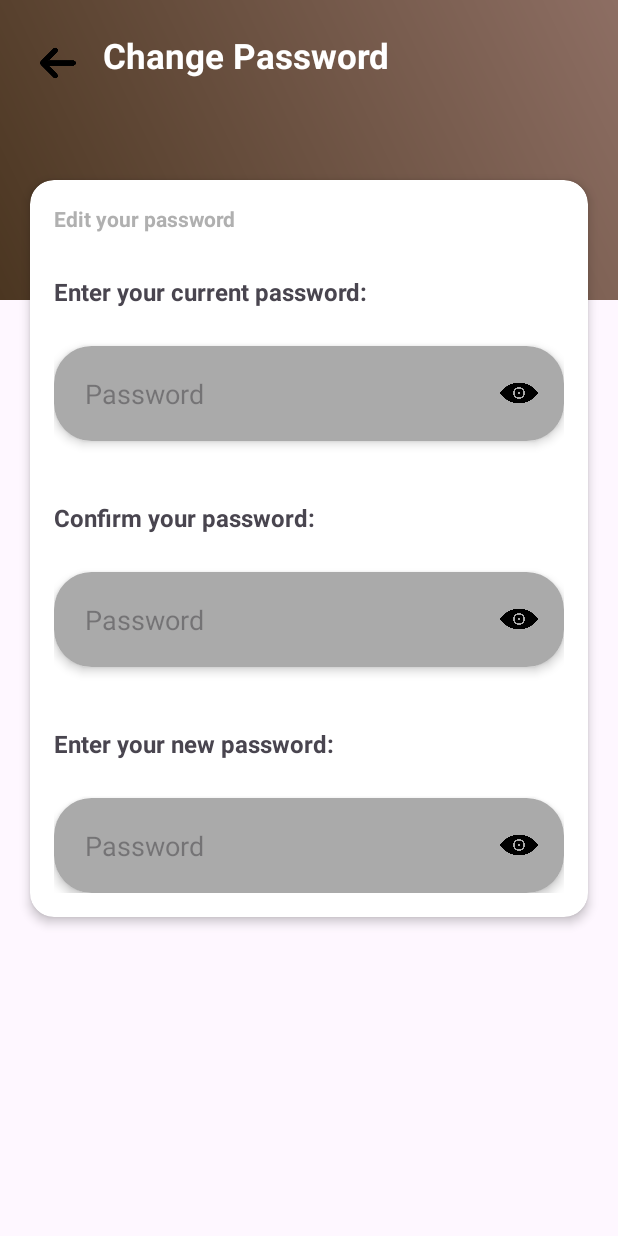
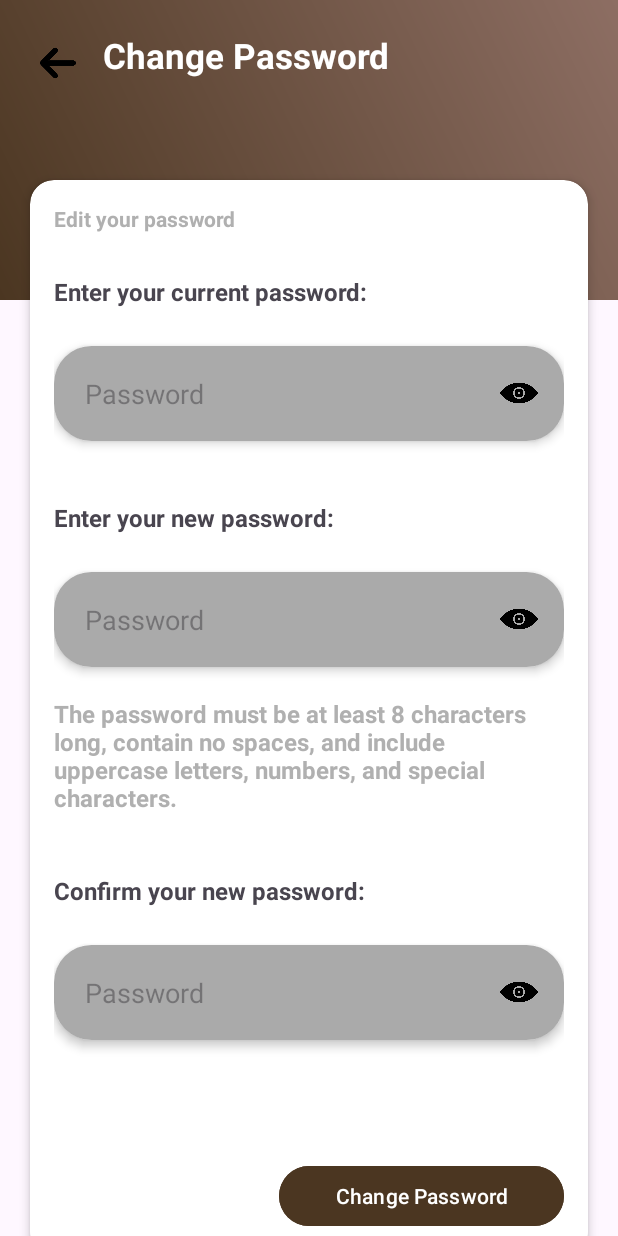
Before and after one commit to hautranuit/-MOBILE_FinalPr-ect, an Android app: the ChangePassword screen opened directly, with no data from a screen before it, on a phone screen of 412 x 824 dp. Run offline under Robolectric (Android 15) with nearby library versions, the phone set to English and light mode, and no system bars.

Commit message:
update screen ChangePassword

```diff
--- a/app/src/main/java/com/example/finalproject/ChangePassword.java
+++ b/app/src/main/java/com/example/finalproject/ChangePassword.java
@@ -1,8 +1,11 @@
 package com.example.finalproject;
 
-import android.content.Intent;
 import android.os.Bundle;
+import android.text.Editable;
+import android.text.TextWatcher;
+import android.text.method.PasswordTransformationMethod;
 import android.view.View;
+import android.widget.EditText;
 import android.widget.ImageView;
 
 import androidx.activity.EdgeToEdge;
@@ -12,6 +15,10 @@ import androidx.core.view.ViewCompat;
 import androidx.core.view.WindowInsetsCompat;
 
 public class ChangePassword extends AppCompatActivity {
+
+    private boolean isPasswordVisibleCurrent = false;
+    private boolean isPasswordVisibleNew = false;
+    private boolean isPasswordVisibleConfirm = false;
 
     @Override
     protected void onCreate(Bundle savedInstanceState) {
@@ -25,11 +32,83 @@ public class ChangePassword extends AppCompatActivity {
         });
 
         ImageView backButton = findViewById(R.id.backButton);
-        backButton.setOnClickListener(new View.OnClickListener() {
+        backButton.setOnClickListener(v -> finish());
+
+        // Find Views
+        EditText edtPassword = findViewById(R.id.edtPassword);
+        EditText newPassword = findViewById(R.id.NewPassword);
+        EditText confirmPassword = findViewById(R.id.ConfirmPassword);
+
+        ImageView eyeIconCurrent = findViewById(R.id.eye_icon_current);
+        ImageView eyeIconNew = findViewById(R.id.eye_icon_new);
+        ImageView eyeIconConfirm = findViewById(R.id.eye_icon_confirm);
+
+        ImageView statusIcon = findViewById(R.id.status_icon);
+
+        // Set default password visibility
+        edtPassword.setTransformationMethod(PasswordTransformationMethod.getInstance());
+        newPassword.setTransformationMethod(PasswordTransformationMethod.getInstance());
+        confirmPassword.setTransformationMethod(PasswordTransformationMethod.getInstance());
+
+        // Toggle password visibility function
+        View.OnClickListener togglePasswordVisibility = v -> {
+            ImageView clickedIcon = (ImageView) v;
+            EditText targetEditText;
+
+            boolean isVisible;
+            if (clickedIcon == eyeIconCurrent) {
+                targetEditText = edtPassword;
+                isVisible = isPasswordVisibleCurrent = !isPasswordVisibleCurrent;
+            } else if (clickedIcon == eyeIconNew) {
+                targetEditText = newPassword;
+                isVisible = isPasswordVisibleNew = !isPasswordVisibleNew;
+            } else {
+                targetEditText = confirmPassword;
+                isVisible = isPasswordVisibleConfirm = !isPasswordVisibleConfirm;
+            }
+
+            // Toggle logic
+            if (isVisible) {
+                targetEditText.setTransformationMethod(null);
+                clickedIcon.setImageResource(R.drawable.ic_eye_black_close);
+            } else {
+                targetEditText.setTransformationMethod(PasswordTransformationMethod.getInstance());
+                clickedIcon.setImageResource(R.drawable.ic_eye_black);
+            }
+            targetEditText.setSelection(targetEditText.getText().length()); // Move cursor to end
+        };
+
+        // Assign click listeners to eye icons
+        eyeIconCurrent.setOnClickListener(togglePasswordVisibility);
+        eyeIconNew.setOnClickListener(togglePasswordVisibility);
+        eyeIconConfirm.setOnClickListener(togglePasswordVisibility);
+
+        // Validate passwords
+        confirmPassword.addTextChangedListener(new TextWatcher() {
             @Override
-            public void onClick(View v) {
-                finish();
+            public void beforeTextChanged(CharSequence s, int start, int count, int after) {}
+
+            @Override
+            public void onTextChanged(CharSequence s, int start, int before, int count) {
+                String newPass = newPassword.getText().toString();
+                String confirmPass = confirmPassword.getText().toString();
+
+                if (!newPass.isEmpty() && confirmPass.equals(newPass)) {
+                    statusIcon.setImageResource(R.drawable.ic_greentick); // Green tick
+                    statusIcon.setVisibility(View.VISIBLE);
+                } else if (!confirmPass.isEmpty()) {
+                    statusIcon.setImageResource(R.drawable.ic_red_x); // Red cross
+                    statusIcon.setVisibility(View.VISIBLE);
+                } else {
+                    statusIcon.setVisibility(View.GONE); // Hide icon
+                }
             }
+
+            @Override
+            public void afterTextChanged(Editable s) {}
         });
+
+        // Initially hide the status icon
+        statusIcon.setVisibility(View.GONE);
     }
 }
--- a/app/src/main/res/layout/activity_change_password.xml
+++ b/app/src/main/res/layout/activity_change_password.xml
@@ -73,20 +73,20 @@
             <TextView
                 android:layout_width="wrap_content"
                 android:layout_height="wrap_content"
+                android:paddingBottom="8dp"
                 android:text="Edit your password"
                 android:textColor="#B0B0B0"
                 android:textSize="14sp"
-                android:textStyle="bold"
-                android:paddingBottom="8dp"/>
+                android:textStyle="bold" />
 
             <!-- Settings Items -->
             <TextView
                 android:layout_width="wrap_content"
                 android:layout_height="wrap_content"
+                android:layout_marginTop="20dp"
                 android:text="Enter your current password:"
-                android:textStyle="bold"
-                android:layout_marginTop="20dp"
-                android:textSize="16sp"/>
+                android:textSize="16sp"
+                android:textStyle="bold" />
 
             <androidx.cardview.widget.CardView
                 android:id="@+id/currentPassword"
@@ -107,12 +107,13 @@
                         android:layout_width="match_parent"
                         android:layout_height="wrap_content"
                         android:layout_marginStart="1dp"
-                        android:hint="Password"
                         android:background="@null"
                         android:gravity="center_vertical|start"
+                        android:hint="Password"
                         android:padding="12dp" />
 
                     <ImageView
+                        android:id="@+id/eye_icon_current"
                         android:layout_width="25dp"
                         android:layout_height="25dp"
                         android:layout_alignParentEnd="true"
@@ -125,13 +126,65 @@
             <TextView
                 android:layout_width="wrap_content"
                 android:layout_height="wrap_content"
-                android:text="Confirm your password:"
-                android:textStyle="bold"
                 android:layout_marginTop="40dp"
-                android:textSize="16sp"/>
+                android:text="Enter your new password:"
+                android:textSize="16sp"
+                android:textStyle="bold" />
 
             <androidx.cardview.widget.CardView
                 android:id="@+id/confirmPassword"
+                android:layout_width="match_parent"
+                android:layout_height="wrap_content"
+                android:layout_marginTop="25dp"
+                app:cardCornerRadius="25dp"
+                app:cardElevation="4dp">
+
+                <RelativeLayout
+                    android:layout_width="match_parent"
+                    android:layout_height="wrap_content"
+                    android:background="#AAAAAA"
+                    android:padding="7dp">
+
+                    <EditText
+                        android:id="@+id/NewPassword"
+                        android:layout_width="match_parent"
+                        android:layout_height="wrap_content"
+                        android:layout_marginStart="1dp"
+                        android:background="@null"
+                        android:gravity="center_vertical|start"
+                        android:hint="Password"
+                        android:padding="12dp" />
+
+                    <ImageView
+                        android:id="@+id/eye_icon_new"
+                        android:layout_width="25dp"
+                        android:layout_height="25dp"
+                        android:layout_alignParentEnd="true"
+                        android:layout_centerVertical="true"
+                        android:layout_marginEnd="10dp"
+                        android:src="@drawable/ic_eye_black" />
+                </RelativeLayout>
+            </androidx.cardview.widget.CardView>
+
+            <TextView
+                android:layout_width="wrap_content"
+                android:layout_height="wrap_content"
+                android:layout_marginTop="20dp"
+                android:text="@string/the_password"
+                android:textColor="#B0B0B0"
+                android:textSize="16sp"
+                android:textStyle="bold" />
+
+            <TextView
+                android:layout_width="wrap_content"
+                android:layout_height="wrap_content"
+                android:layout_marginTop="40dp"
+                android:text="Confirm your new password:"
+                android:textSize="16sp"
+                android:textStyle="bold" />
+
+            <androidx.cardview.widget.CardView
+                android:id="@+id/newPassword"
                 android:layout_width="match_parent"
                 android:layout_height="wrap_content"
                 android:layout_marginTop="25dp"
@@ -149,12 +202,22 @@
                         android:layout_width="match_parent"
                         android:layout_height="wrap_content"
                         android:layout_marginStart="1dp"
-                        android:hint="Password"
                         android:background="@null"
                         android:gravity="center_vertical|start"
+                        android:hint="Password"
                         android:padding="12dp" />
 
                     <ImageView
+                        android:id="@+id/status_icon"
+                        android:layout_width="25dp"
+                        android:layout_height="25dp"
+                        android:layout_marginStart="260dp"
+                        android:layout_marginEnd="10dp"
+                        android:layout_marginTop="13dp"
+                        />
+
+                    <ImageView
+                        android:id="@+id/eye_icon_confirm"
                         android:layout_width="25dp"
                         android:layout_height="25dp"
                         android:layout_alignParentEnd="true"
@@ -164,49 +227,22 @@
                 </RelativeLayout>
             </androidx.cardview.widget.CardView>
 
-            <TextView
-                android:layout_width="wrap_content"
+
+            <Button
+                android:id="@+id/button_changepassword"
+                android:layout_width="190dp"
                 android:layout_height="wrap_content"
-                android:text="Enter your new password:"
-                android:textStyle="bold"
-                android:layout_marginTop="40dp"
-                android:textSize="16sp"/>
+                android:layout_marginStart="150dp"
+                android:layout_marginTop="80dp"
+                android:backgroundTint="#4B3621"
+                android:text="Change Password"
+                android:textColor="@android:color/white"
+                app:iconGravity="textStart"
+                app:iconPadding="8dp" />
 
-            <androidx.cardview.widget.CardView
-                android:id="@+id/newPassword"
-                android:layout_width="match_parent"
-                android:layout_height="wrap_content"
-                android:layout_marginTop="25dp"
-                app:cardCornerRadius="25dp"
-                app:cardElevation="4dp">
-
-                <RelativeLayout
-                    android:layout_width="match_parent"
-                    android:layout_height="wrap_content"
-                    android:background="#AAAAAA"
-                    android:padding="7dp">
-
-                    <EditText
-                        android:id="@+id/NewPassword"
-                        android:layout_width="match_parent"
-                        android:layout_height="wrap_content"
-                        android:layout_marginStart="1dp"
-                        android:hint="Password"
-                        android:background="@null"
-                        android:gravity="center_vertical|start"
-                        android:padding="12dp" />
-
-                    <ImageView
-                        android:layout_width="25dp"
-                        android:layout_height="25dp"
-                        android:layout_alignParentEnd="true"
-                        android:layout_centerVertical="true"
-                        android:layout_marginEnd="10dp"
-                        android:src="@drawable/ic_eye_black" />
-                </RelativeLayout>
-            </androidx.cardview.widget.CardView>
 
         </LinearLayout>
+
     </androidx.cardview.widget.CardView>
 
 </androidx.constraintlayout.widget.ConstraintLayout>
--- a/app/src/main/res/values/strings.xml
+++ b/app/src/main/res/values/strings.xml
@@ -64,6 +64,7 @@
     <string name="mapbox_access_token">sk.eyJ1IjoiaGF1dHJhbnVpdCIsImEiOiJjbTNiODBtdnUwdGZ1MmxzYWJ6Z2J5YnZuIn0.G2fK3RKmlNa12midITFaaA</string>
     <string name="system_services_update"><![CDATA[System & services update]]></string>
     <string name="default_web_client_id">44441641362-37jdra6d53qeeovjc10tbqes6plm5qhb.apps.googleusercontent.com</string>
+    <string name="the_password">The password must be at least 8 characters long, contain no spaces, and include uppercase letters, numbers, and special characters.</string>
 
 
 </resources>
```
Also changed, not shown: app/src/main/res/drawable/ic_eye_black_close.png (added), app/src/main/res/drawable/ic_greentick.png (added), app/src/main/res/drawable/ic_red_x.png (added).
